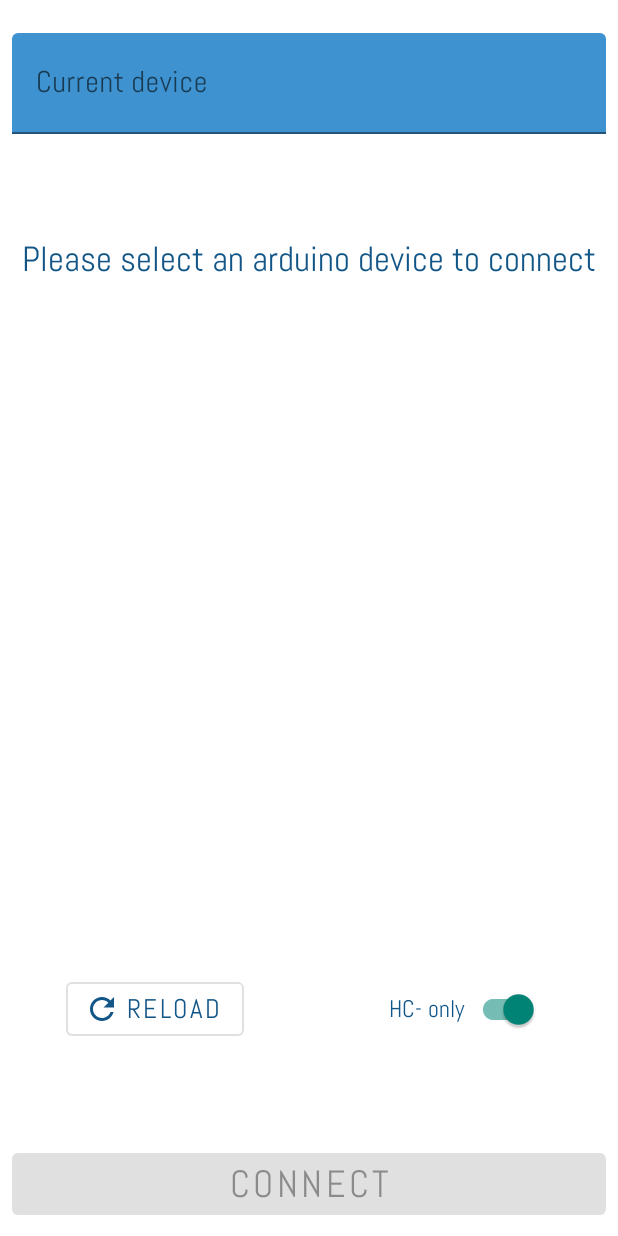
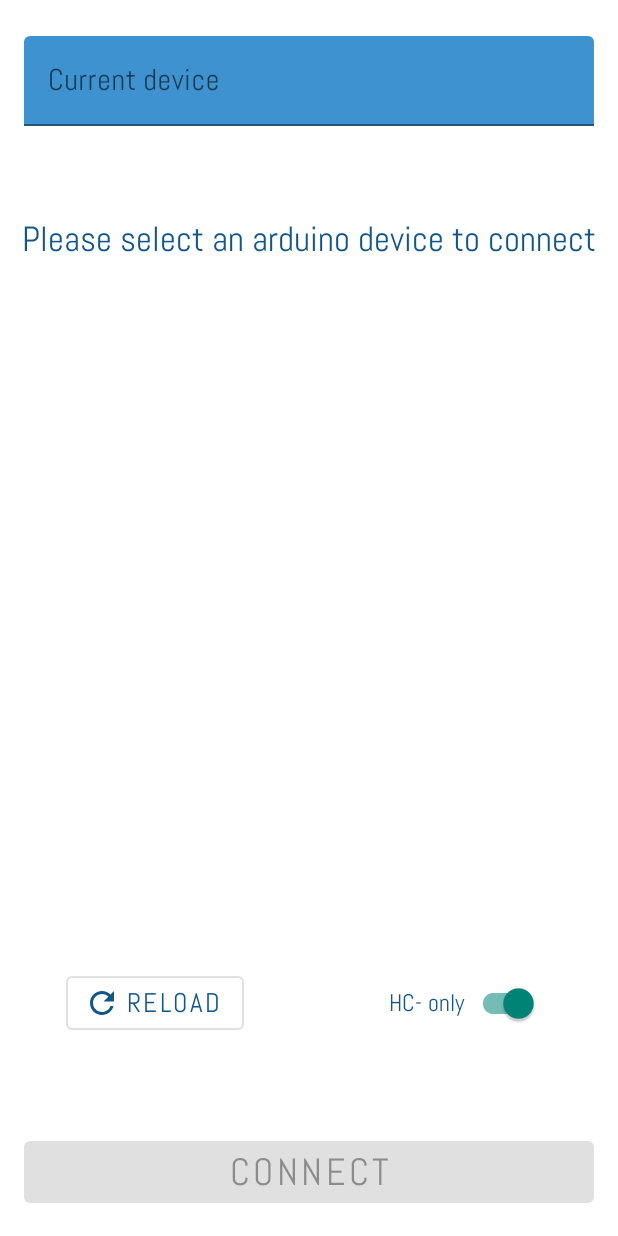
Before and after one commit to MarcoAigner/DataCruise, an Android app: the screen it shows after launch (MenuActivity), on a phone screen of 412 x 824 dp. Run offline under Robolectric (Android 15) with nearby library versions, the phone set to English and light mode, and no system bars.

Commit message:
menu now using constraints

```diff
--- a/app/src/main/java/com/example/maign/car_it_projekt/MenuActivity.java
+++ b/app/src/main/java/com/example/maign/car_it_projekt/MenuActivity.java
@@ -286,7 +286,7 @@ public class MenuActivity extends AppCompatActivity {
 
 
             try {
-                mTextInputEditText.setText(String.format(getString(R.string.menuDeviceString), mDeviceName, mBtAddress));
+                mTextInputEditText.setText(String.format(getString(R.string.menuDeviceString), mDeviceName,mBtAddress));
                 mConnectButton.setEnabled(true);
             } catch (Exception e) {
                 Toast.makeText(getApplicationContext(), "Oops! Something went wrong...", Toast.LENGTH_SHORT).show();
--- a/app/src/main/res/layout/menue_constraint.xml
+++ b/app/src/main/res/layout/menue_constraint.xml
@@ -10,18 +10,16 @@
         android:id="@+id/textInputLayout"
         android:layout_width="0dp"
         android:layout_height="wrap_content"
-        android:layout_marginStart="8dp"
-        android:layout_marginLeft="8dp"
-        android:layout_marginTop="8dp"
-        android:layout_marginEnd="8dp"
-        android:layout_marginRight="8dp"
-        android:layout_marginBottom="8dp"
+        android:layout_marginStart="16dp"
+        android:layout_marginLeft="16dp"
+        android:layout_marginTop="24dp"
+        android:layout_marginEnd="16dp"
+        android:layout_marginRight="16dp"
         android:hint="@string/currentDevice"
         app:boxBackgroundColor="@color/lightColorPrimary"
         app:hintAnimationEnabled="true"
         app:hintEnabled="true"
         app:hintTextColor="@color/colorPrimaryDark"
-        app:layout_constraintBottom_toTopOf="@+id/guideline5"
         app:layout_constraintEnd_toEndOf="parent"
         app:layout_constraintStart_toStartOf="parent"
         app:layout_constraintTop_toTopOf="parent">
@@ -29,14 +27,14 @@
         <com.google.android.material.textfield.TextInputEditText
             android:id="@+id/textInput"
             android:layout_width="match_parent"
-            android:layout_height="67dp"
+            android:layout_height="wrap_content"
             android:clickable="false"
             android:cursorVisible="false"
             android:focusable="false"
             android:focusableInTouchMode="false"
             android:fontFamily="@font/abel_regular"
             android:scrollbarTrackHorizontal="@color/colorPrimary"
-            android:singleLine="false"
+            android:singleLine="true"
             android:textColor="@color/colorPrimary"
             android:textColorHint="@color/colorPrimaryDark"
             android:textSize="20sp"
@@ -44,8 +42,7 @@
             app:layout_constraintBottom_toBottomOf="parent"
             app:layout_constraintEnd_toEndOf="parent"
             app:layout_constraintStart_toStartOf="parent"
-            app:layout_constraintTop_toTopOf="parent"
-            android:maxLines="1"/>
+            app:layout_constraintTop_toTopOf="parent" />
 
 
     </com.google.android.material.textfield.TextInputLayout>
@@ -69,18 +66,18 @@
         app:layout_constraintBottom_toTopOf="@+id/listView"
         app:layout_constraintEnd_toEndOf="parent"
         app:layout_constraintStart_toStartOf="parent"
-        app:layout_constraintTop_toTopOf="@+id/guideline5" />
+        app:layout_constraintTop_toBottomOf="@+id/textInputLayout" />
 
 
     <ListView
         android:id="@+id/listView"
         android:layout_width="395dp"
         android:layout_height="401dp"
-        android:layout_marginStart="8dp"
-        android:layout_marginLeft="8dp"
+        android:layout_marginStart="16dp"
+        android:layout_marginLeft="16dp"
         android:layout_marginTop="8dp"
-        android:layout_marginEnd="8dp"
-        android:layout_marginRight="8dp"
+        android:layout_marginEnd="16dp"
+        android:layout_marginRight="16dp"
         android:layout_marginBottom="8dp"
         android:outlineAmbientShadowColor="@color/colorPrimaryDark"
         android:outlineSpotShadowColor="@color/colorPrimary"
@@ -141,11 +138,11 @@
         android:id="@+id/materialButton"
         android:layout_width="match_parent"
         android:layout_height="wrap_content"
-        android:layout_marginStart="8dp"
-        android:layout_marginLeft="8dp"
-        android:layout_marginEnd="8dp"
-        android:layout_marginRight="8dp"
-        android:layout_marginBottom="8dp"
+        android:layout_marginStart="16dp"
+        android:layout_marginLeft="16dp"
+        android:layout_marginEnd="16dp"
+        android:layout_marginRight="16dp"
+        android:layout_marginBottom="16dp"
         android:fontFamily="@font/abel_regular"
         android:text="@string/connect"
         android:textSize="25sp"
@@ -180,12 +177,5 @@
         android:orientation="horizontal"
         app:layout_constraintGuide_begin="583dp" />
 
-    <androidx.constraintlayout.widget.Guideline
-        android:id="@+id/guideline5"
-        android:layout_width="wrap_content"
-        android:layout_height="wrap_content"
-        android:orientation="horizontal"
-        app:layout_constraintGuide_begin="111dp" />
-
 
 </androidx.constraintlayout.widget.ConstraintLayout>
--- a/app/src/main/res/values/strings.xml
+++ b/app/src/main/res/values/strings.xml
@@ -11,7 +11,7 @@
     <string name="connect">Connect</string>
     <string name="currentDevice">Current device</string>
     <string name="selectDevice">Please select an arduino device to connect</string>
-    <string name="menuDeviceString">%1s(%2s)</string>
+    <string name="menuDeviceString">%1s (%2s)</string>
 
     <string name="runtimeString">Runtime</string>
     <string name="pedalString">Pedal Position</string>
```
